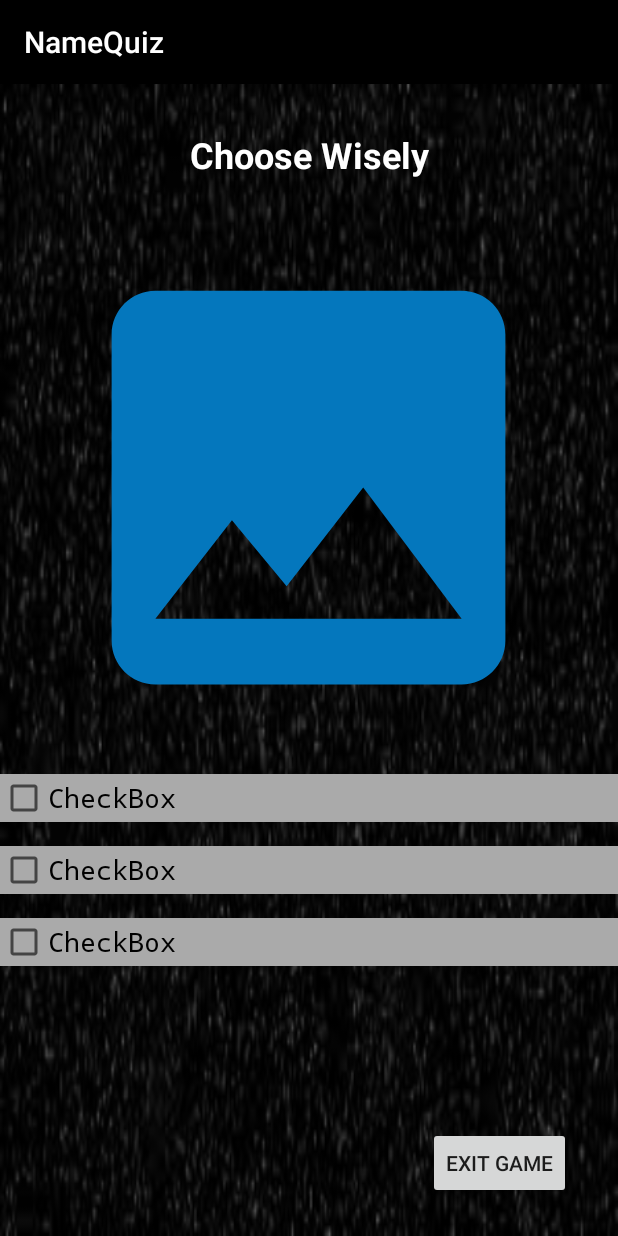
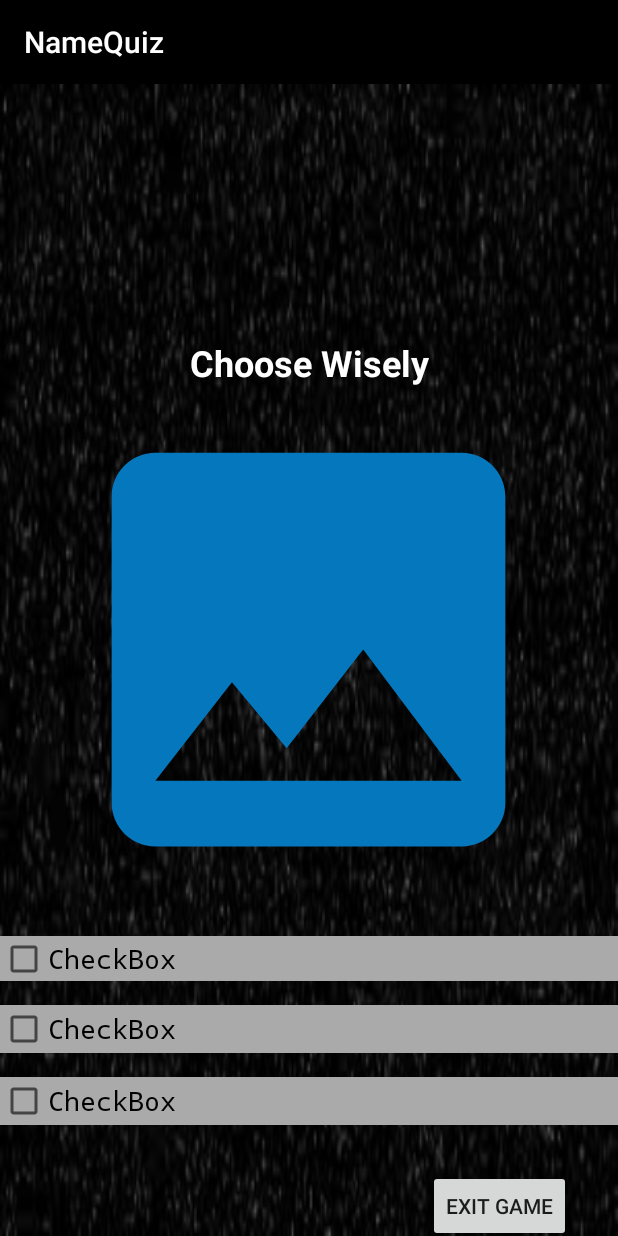
Before and after one commit to 181210/DAT153, an Android app: the GameActivity screen opened directly, with no data from a screen before it, on a phone screen of 412 x 824 dp. Run offline under Robolectric (Android 15) with nearby library versions, the phone set to English and light mode, and no system bars.

Commit message:
Further tweaking

```diff
--- a/NameQuiz/app/src/main/java/dat153/no/hvl/namequiz/MainActivity.kt
+++ b/NameQuiz/app/src/main/java/dat153/no/hvl/namequiz/MainActivity.kt
@@ -6,6 +6,7 @@ import android.support.v7.app.AppCompatActivity
 import android.os.Bundle
 import android.support.v7.widget.LinearLayoutManager
 import android.support.v7.widget.RecyclerView
+import android.widget.Toast
 import dat153.no.hvl.namequiz.data.PersonListAdapter
 import dat153.no.hvl.namequiz.model.Person
 import dat153.no.hvl.namequiz.ui.CharacterActivity
@@ -95,8 +96,9 @@ class MainActivity : AppCompatActivity() {
             if (resultCode == Activity.RESULT_OK) {
                 var person = Person()
                 person.name = data!!.extras.get("name").toString()
-                person.img = data!!.extras.get("img").toString().toInt()
-                personList?.add(person)
+                //person.img = data!!.extras.get("img").toString().toInt()
+                //personList?.add(person)
+                Toast.makeText(this, person.name, Toast.LENGTH_LONG).show()
             }
         }
     }
--- a/NameQuiz/app/src/main/java/dat153/no/hvl/namequiz/ui/CharacterActivity.kt
+++ b/NameQuiz/app/src/main/java/dat153/no/hvl/namequiz/ui/CharacterActivity.kt
@@ -25,7 +25,7 @@ class CharacterActivity : AppCompatActivity() {
             var returnInt = this.intent
 
            returnInt.putExtra("name", enter_name.text)
-           returnInt.putExtra("img", img)
+           //returnInt.putExtra("img", img)
            setResult(Activity.RESULT_OK, returnInt)
             finish()
         }
@@ -61,7 +61,7 @@ class CharacterActivity : AppCompatActivity() {
         super.onActivityResult(requestCode, resultCode, data)
         if(resultCode == Activity.RESULT_OK && requestCode == IMAGE_PICK_CODE){
             img_add_char.setImageURI(data?.data)
-            img = data?.data.toString().toInt()
+            //img = data!!.data.toString().toInt()
 
         }
     }
--- a/NameQuiz/app/src/main/res/layout/activity_game.xml
+++ b/NameQuiz/app/src/main/res/layout/activity_game.xml
@@ -14,7 +14,7 @@
             android:id="@+id/imageView2"
             app:layout_constraintEnd_toEndOf="parent"
             android:layout_marginEnd="8dp" app:layout_constraintStart_toStartOf="parent"
-            android:layout_marginStart="8dp" android:layout_marginBottom="324dp"
+            android:layout_marginStart="8dp" android:layout_marginBottom="216dp"
             app:layout_constraintBottom_toBottomOf="parent" app:layout_constraintHorizontal_bias="0.488"
     />
     <TextView
@@ -24,15 +24,16 @@
             android:id="@+id/txt_descr_game" android:layout_marginTop="8dp"
             app:layout_constraintTop_toTopOf="parent" app:layout_constraintEnd_toEndOf="parent"
             android:layout_marginEnd="8dp" app:layout_constraintStart_toStartOf="parent"
-            android:layout_marginStart="8dp" android:layout_marginBottom="8dp"
+            android:layout_marginStart="8dp"
             app:layout_constraintBottom_toTopOf="@+id/imageView2" android:textAlignment="center"
-            android:textStyle="bold" android:textSize="24sp" android:textColor="@color/cardview_light_background"/>
+            android:textStyle="bold" android:textSize="24sp" android:textColor="@color/cardview_light_background"
+            app:layout_constraintVertical_bias="1.0"/>
     <CheckBox
             android:text="CheckBox"
             android:background="@android:color/darker_gray"
             android:layout_width="match_parent"
-            android:layout_height="wrap_content"
-            tools:layout_editor_absoluteX="30dp" android:id="@+id/checkBox" android:layout_marginTop="16dp"
+            android:layout_height="30dp"
+            tools:layout_editor_absoluteX="30dp" android:id="@+id/box_alt1" android:layout_marginTop="16dp"
             app:layout_constraintTop_toBottomOf="@+id/imageView2" android:textSize="18sp"
             android:fontFamily="monospace"/>
     <CheckBox
@@ -40,26 +41,26 @@
             android:background="@android:color/darker_gray"
             android:layout_width="match_parent"
             android:layout_height="wrap_content"
-            tools:layout_editor_absoluteX="30dp" android:id="@+id/checkBox2" android:layout_marginTop="16dp"
-            app:layout_constraintTop_toBottomOf="@+id/checkBox" android:textSize="18sp" android:fontFamily="monospace"/>
+            tools:layout_editor_absoluteX="30dp" android:id="@+id/box_alt2" android:layout_marginTop="16dp"
+            app:layout_constraintTop_toBottomOf="@+id/box_alt1" android:textSize="18sp" android:fontFamily="monospace"/>
     <CheckBox
             android:text="CheckBox"
             android:background="@android:color/darker_gray"
             android:layout_width="match_parent"
             android:layout_height="wrap_content"
-            tools:layout_editor_absoluteX="30dp" android:id="@+id/checkBox3" android:layout_marginTop="16dp"
-            app:layout_constraintTop_toBottomOf="@+id/checkBox2" android:textSize="18sp"
+            tools:layout_editor_absoluteX="30dp" android:id="@+id/box_alt3" android:layout_marginTop="16dp"
+            app:layout_constraintTop_toBottomOf="@+id/box_alt2" android:textSize="18sp"
             android:fontFamily="monospace"/>
     <TextView
             android:layout_height="wrap_content"
             android:id="@+id/txt_game_score" android:fontFamily="monospace"
             android:textSize="18sp" android:textColor="@color/cardview_light_background"
             android:layout_width="match_parent" android:layout_marginTop="8dp"
-            app:layout_constraintTop_toBottomOf="@+id/checkBox3" android:layout_marginBottom="8dp"
+            app:layout_constraintTop_toBottomOf="@+id/box_alt3" android:layout_marginBottom="8dp"
             app:layout_constraintBottom_toBottomOf="parent" app:layout_constraintEnd_toEndOf="parent"
             android:layout_marginEnd="8dp" app:layout_constraintStart_toStartOf="parent"
-            android:layout_marginStart="8dp" app:layout_constraintHorizontal_bias="1.0"
-            app:layout_constraintVertical_bias="0.314"/>
+            android:layout_marginStart="8dp" app:layout_constraintHorizontal_bias="0.0"
+            app:layout_constraintVertical_bias="0.145"/>
     <Button
             android:text="@string/btn_game_return"
             android:layout_width="wrap_content"
```
